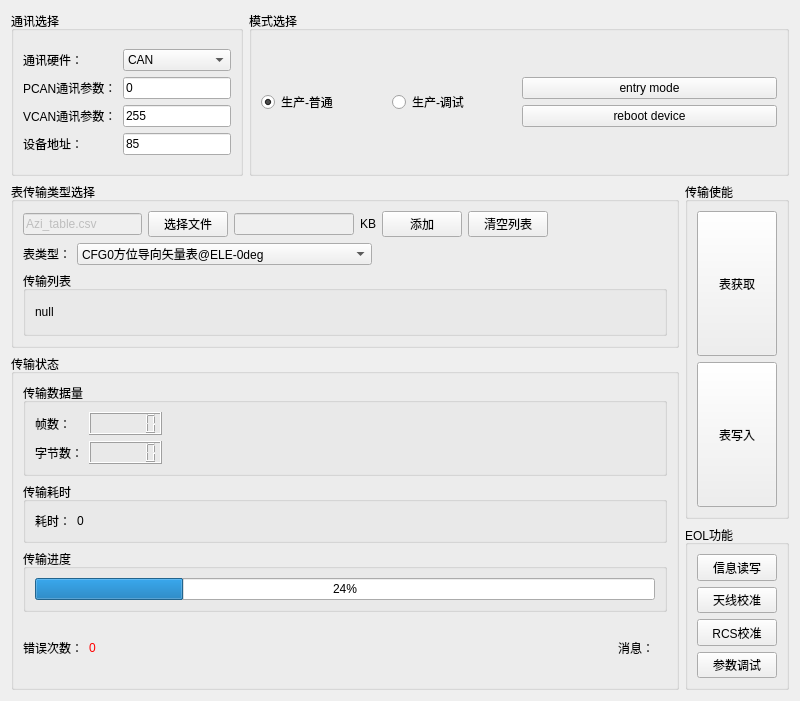
The window that eol_window/eol_window.ui (aron566/EOL_CAN_Tool) describes before a commit, drawn with Qt 5.
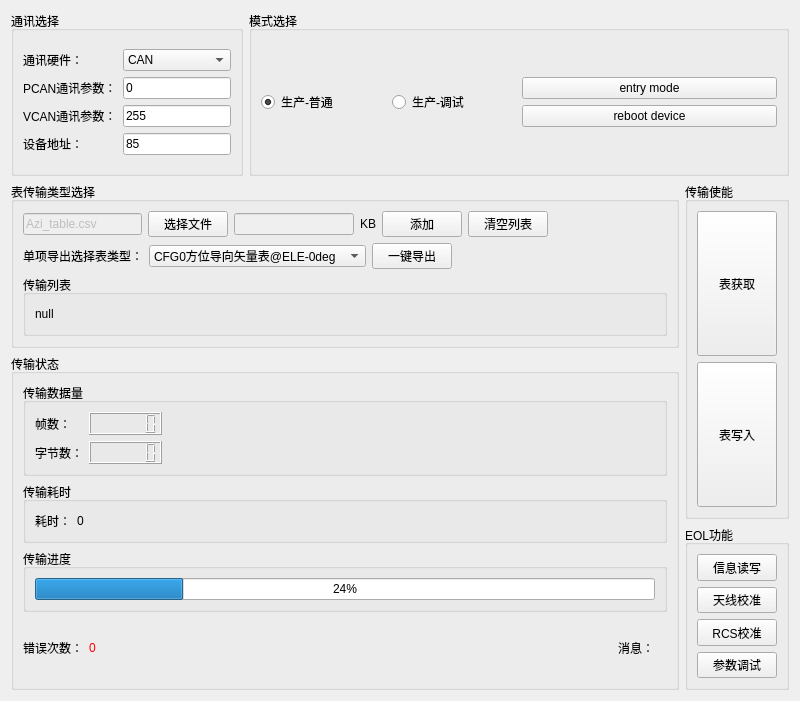
The same window after the commit.

Commit message: <feat>: <1、rcs校准页面增加筛选功能 2、增加导出统计功能>

Patch:
```diff
--- a/eol_window/eol_window.ui
+++ b/eol_window/eol_window.ui
@@ -311,7 +311,7 @@
           <item>
            <widget class="QLabel" name="table_type_label">
             <property name="text">
-             <string>表类型：</string>
+             <string>单项导出选择表类型：</string>
             </property>
            </widget>
           </item>
@@ -450,6 +450,13 @@
             </item>
            </widget>
           </item>
+          <item>
+           <widget class="QPushButton" name="export_all_pushButton">
+            <property name="text">
+             <string>一键导出</string>
+            </property>
+           </widget>
+          </item>
           <item>
            <spacer name="horizontalSpacer">
             <property name="orientation">
```
The commit also changes 13 other files.
